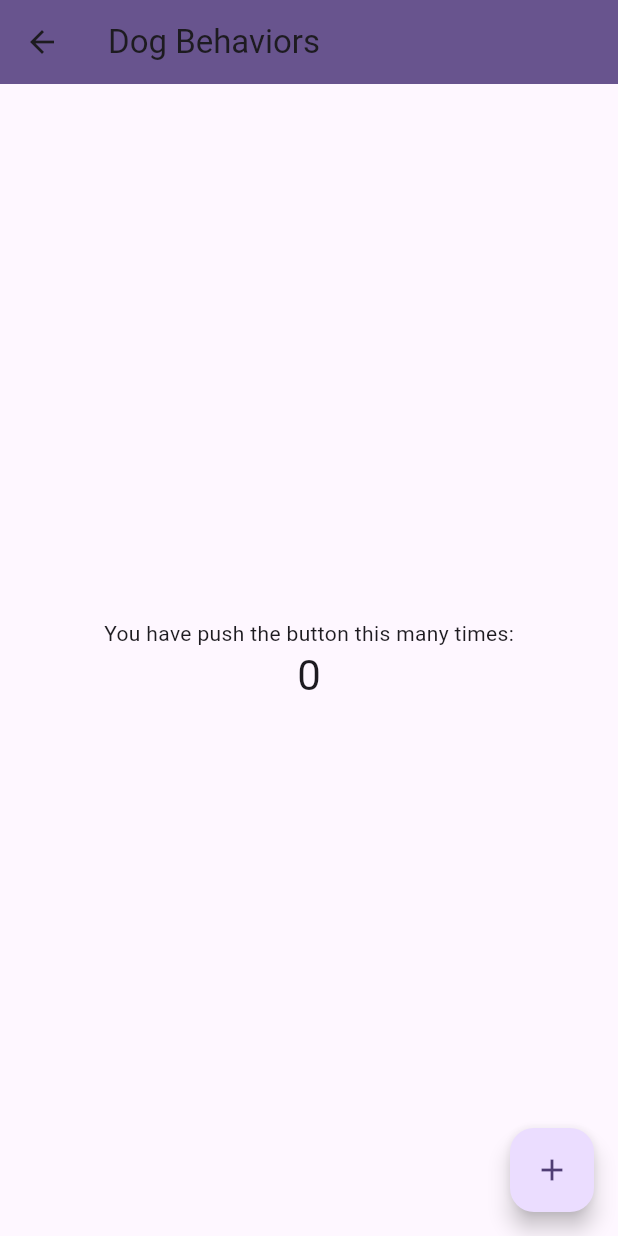
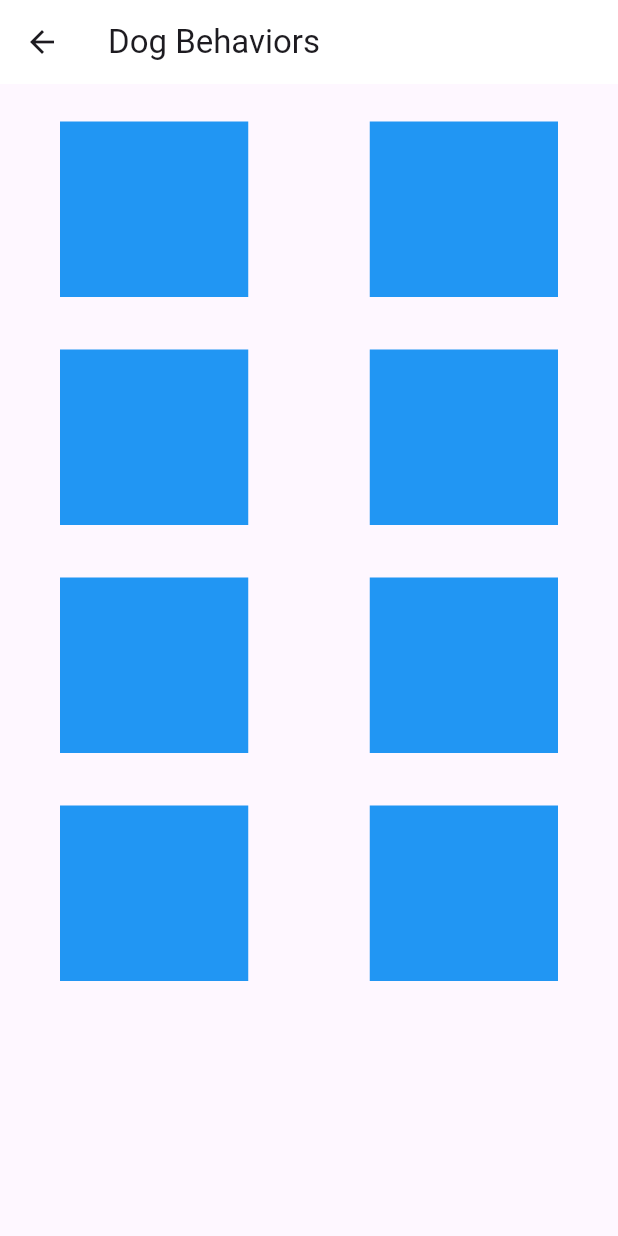
Before and after one commit to YvetteCarlos/CS4750_FinalProject, a Flutter app: the DogBehaviorsPage screen opened directly, on a phone screen of 412 x 824 dp. Run offline on Flutter 3.47's test engine with Material 3 defaults, Android fonts, the phone set to English and light mode, and no system bars.

Commit message:
Made changes to dog behaviors page and added dog behaviors grid

```diff
--- a/lib/dog_behaviors_page.dart
+++ b/lib/dog_behaviors_page.dart
@@ -25,30 +25,34 @@ class _DogBehaviorsPageState extends State<DogBehaviorsPage> {
     return Scaffold(
       appBar: AppBar(
 
-        backgroundColor: Theme.of(context).colorScheme.primary,
+        backgroundColor: Colors.white,
 
         title: Text(widget.title),
       ),
-      body: Center(
+      body:
+      Padding(
+        padding: const EdgeInsets.only(top: 15.0),
+        child: GridView.builder(
+          itemCount: 8,
+          gridDelegate:
+          const SliverGridDelegateWithFixedCrossAxisCount(
+            crossAxisCount: 2,
+            mainAxisSpacing: 15.0,
+            crossAxisSpacing: 1.0,
+            childAspectRatio: 1.5,
 
-        child: Column(
-
-          mainAxisAlignment: MainAxisAlignment.center,
-          children: <Widget>[
-            const Text(
-              'You have push the button this many times:',
-            ),
-            Text(
-              '$_counter',
-              style: Theme.of(context).textTheme.headlineMedium,
-            ),
-          ],
+          ),
+          itemBuilder: (context, index) {
+            return Padding(
+              padding: const EdgeInsets.only(top:10.0, bottom: 10.0, left: 40.0, right: 40.0),
+              child: Container(
+                color: Colors.blue,
+                height: 50,
+                width: 50,
+              ),
+            );
+          },
         ),
-      ),
-      floatingActionButton: FloatingActionButton(
-        onPressed: _incrementCounter,
-        tooltip: 'Increment',
-        child: const Icon(Icons.add),
       ), // This trailing comma makes auto-formatting nicer for build methods.
     );
   }
```
